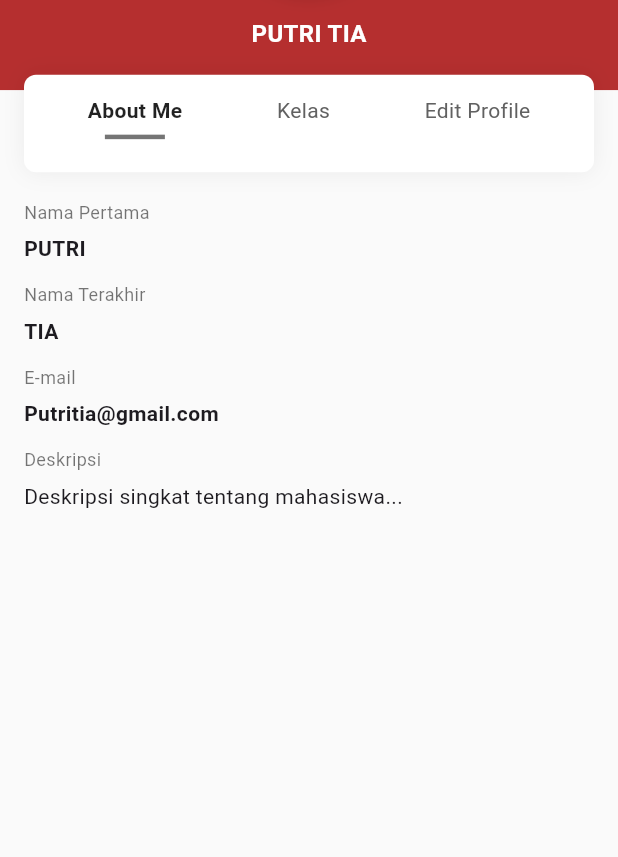
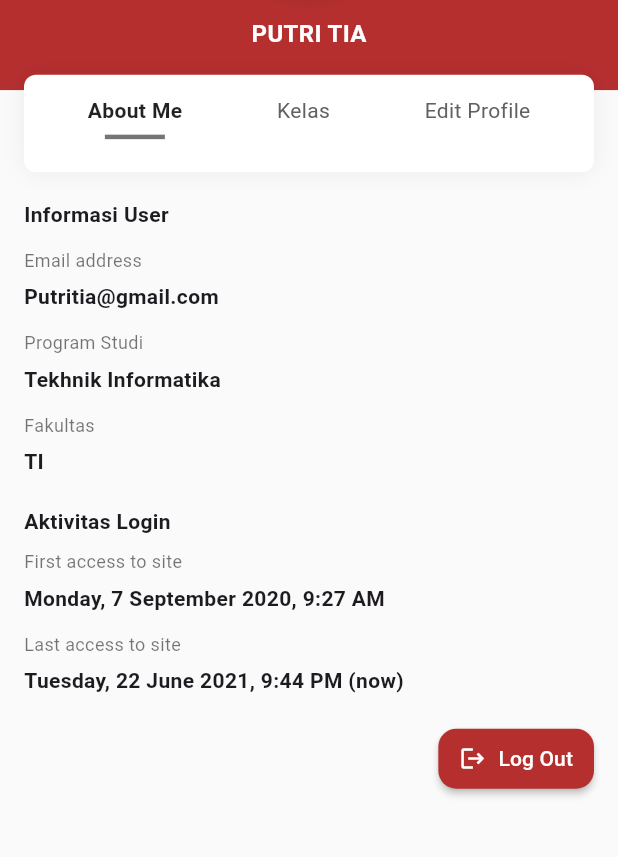
Before and after one commit to putritia10/apk_cejoe_lms, a Flutter app: the ProfilePage screen opened directly, after a tap on "About Me", on a phone screen of 412 x 824 dp, the part 256-1113 px from its top. Run offline on Flutter 3.47's test engine with Material 3 defaults, Android fonts, the phone set to English and light mode, and no system bars.

Commit message:
menambahkan isi di ebout me di profil

```diff
--- a/lib/screens/profile_page.dart
+++ b/lib/screens/profile_page.dart
@@ -281,27 +281,80 @@ class _ProfilePageState extends State<ProfilePage> {
   }
 
   Widget _buildAboutMe() {
+    final firstAccess = 'Monday, 7 September 2020, 9:27 AM';
+    final lastAccess = 'Tuesday, 22 June 2021, 9:44 PM (now)';
+
     return Column(
       crossAxisAlignment: CrossAxisAlignment.stretch,
       children: [
-        Text('Nama Pertama', style: const TextStyle(color: Colors.black54, fontSize: 12)),
-        const SizedBox(height: 6),
-        Text(_firstNameCtl.text, style: const TextStyle(fontWeight: FontWeight.bold)),
+        const Text('Informasi User', style: TextStyle(fontWeight: FontWeight.bold)),
         const SizedBox(height: 12),
-        Text('Nama Terakhir', style: const TextStyle(color: Colors.black54, fontSize: 12)),
-        const SizedBox(height: 6),
-        Text(_lastNameCtl.text, style: const TextStyle(fontWeight: FontWeight.bold)),
-        const SizedBox(height: 12),
-        Text('E-mail', style: const TextStyle(color: Colors.black54, fontSize: 12)),
+
+        const Text('Email address', style: TextStyle(color: Colors.black54, fontSize: 12)),
         const SizedBox(height: 6),
         Text(_emailCtl.text, style: const TextStyle(fontWeight: FontWeight.bold)),
         const SizedBox(height: 12),
-        Text('Deskripsi', style: const TextStyle(color: Colors.black54, fontSize: 12)),
+
+        const Text('Program Studi', style: TextStyle(color: Colors.black54, fontSize: 12)),
         const SizedBox(height: 6),
-        Text(_descCtl.text, style: const TextStyle()),
-        const SizedBox(height: 30),
+        const Text('Tekhnik Informatika', style: TextStyle(fontWeight: FontWeight.bold)),
+        const SizedBox(height: 12),
+
+        const Text('Fakultas', style: TextStyle(color: Colors.black54, fontSize: 12)),
+        const SizedBox(height: 6),
+        const Text('TI', style: TextStyle(fontWeight: FontWeight.bold)),
+
+        const SizedBox(height: 20),
+        const Text('Aktivitas Login', style: TextStyle(fontWeight: FontWeight.bold)),
+        const SizedBox(height: 8),
+
+        const Text('First access to site', style: TextStyle(color: Colors.black54, fontSize: 12)),
+        const SizedBox(height: 6),
+        Text(firstAccess, style: const TextStyle(fontWeight: FontWeight.bold)),
+        const SizedBox(height: 12),
+
+        const Text('Last access to site', style: TextStyle(color: Colors.black54, fontSize: 12)),
+        const SizedBox(height: 6),
+        Text(lastAccess, style: const TextStyle(fontWeight: FontWeight.bold)),
+
+        const SizedBox(height: 18),
+        Align(
+          alignment: Alignment.centerRight,
+          child: ElevatedButton.icon(
+            onPressed: _confirmLogout,
+            icon: const Icon(Icons.logout, color: Colors.white),
+            label: const Text('Log Out', style: TextStyle(color: Colors.white)),
+            style: ElevatedButton.styleFrom(
+              backgroundColor: _primary,
+              shape: RoundedRectangleBorder(borderRadius: BorderRadius.circular(12)),
+              padding: const EdgeInsets.symmetric(horizontal: 14, vertical: 10),
+              elevation: 2,
+            ),
+          ),
+        ),
+
+        const SizedBox(height: 40),
       ],
     );
+  }
+
+  void _confirmLogout() async {
+    final confirm = await showDialog<bool>(
+      context: context,
+      builder: (ctx) => AlertDialog(
+        title: const Text('Konfirmasi Logout'),
+        content: const Text('Apakah Anda yakin ingin keluar dari akun ini?'),
+        actions: [
+          TextButton(onPressed: () => Navigator.of(ctx).pop(false), child: const Text('Batal')),
+          TextButton(onPressed: () => Navigator.of(ctx).pop(true), child: const Text('Logout')),
+        ],
+      ),
+    );
+
+    if (confirm == true) {
+      // Placeholder: perform logout logic here (e.g., clear auth, navigate to login)
+      ScaffoldMessenger.of(context).showSnackBar(const SnackBar(content: Text('Anda telah logout')));
+    }
   }
 
   Widget _buildLabeledTextField(String label, {required TextEditingController controller, int maxLines = 1}) {
```
